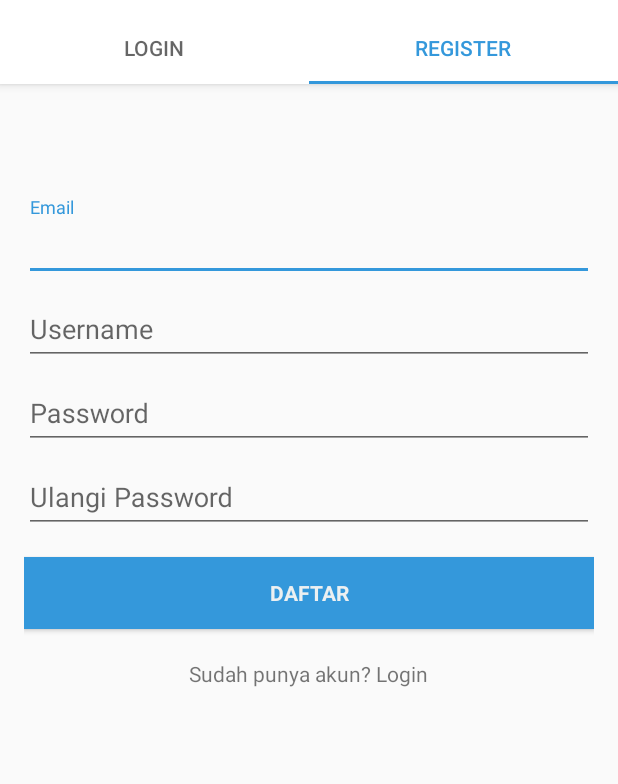
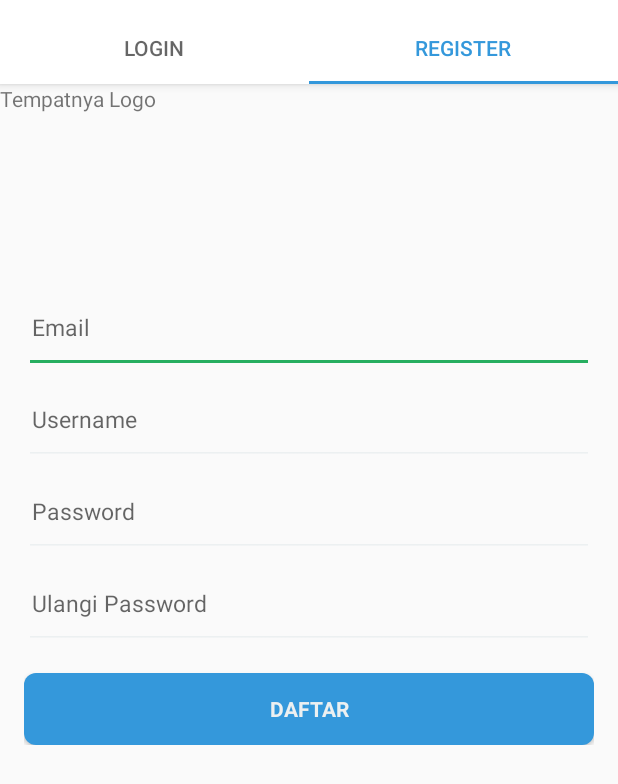
Before and after one commit to rrdea/me-tris, an Android app: the screen it shows after launch (ActivityAuthentication), tab 2 chosen, on a phone screen of 412 x 824 dp. Shown: the top 784 px of the screen. Run offline under Robolectric (Android 15) with nearby library versions, the phone set to English and light mode, and no system bars; our stand-ins replace Firebase (no records; nobody signed in at launch, a user with empty details on screens opened directly).

Commit message:
not much

```diff
--- a/app/src/main/java/com/metris/me_tris/FragmentAuthenication_Login.java
+++ b/app/src/main/java/com/metris/me_tris/FragmentAuthenication_Login.java
@@ -1,8 +1,6 @@
 package com.metris.me_tris;
 
-import android.content.Context;
 import android.content.Intent;
-import android.net.Uri;
 import android.os.Bundle;
 import android.support.annotation.NonNull;
 import android.support.v4.app.Fragment;
@@ -27,7 +25,6 @@ import com.google.firebase.auth.FirebaseUser;
 public class FragmentAuthenication_Login extends Fragment {
     // UI references.
     private FirebaseAuth mAuth;
-    private TextView textViewDaftarAkunbutt;
     private Button buttonLogin;
     private AutoCompleteTextView editTextEmail;
     private EditText editTextPassword;
@@ -42,9 +39,8 @@ public class FragmentAuthenication_Login extends Fragment {
     @Override
     public View onCreateView(LayoutInflater inflater, ViewGroup container,
                              Bundle savedInstanceState) {
-        view = inflater.inflate(R.layout.fragment_fragment_authenication__login, container, false);
+        view = inflater.inflate(R.layout.fragment_authenication__login, container, false);
 
-        textViewDaftarAkunbutt = (TextView) view.findViewById(R.id.textviewLogin_daftar);
         buttonLogin = (Button) view.findViewById(R.id.email_sign_in_button);
         editTextEmail = (AutoCompleteTextView) view.findViewById(R.id.email);
         editTextPassword = (EditText) view.findViewById(R.id.password);
--- a/app/src/main/java/com/metris/me_tris/FragmentAuthentication_Register.java
+++ b/app/src/main/java/com/metris/me_tris/FragmentAuthentication_Register.java
@@ -1,8 +1,6 @@
 package com.metris.me_tris;
 
-import android.content.Context;
 import android.content.Intent;
-import android.net.Uri;
 import android.os.Bundle;
 import android.support.annotation.NonNull;
 import android.support.v4.app.Fragment;
@@ -39,7 +37,6 @@ public class FragmentAuthentication_Register extends Fragment {
     private ProgressBar progressBar;
     private Button buttonDaftar;
 
-    private TextView tvLogin;
     private FirebaseAuth mAuth;
 
     private View view;
@@ -52,25 +49,18 @@ public class FragmentAuthentication_Register extends Fragment {
     public View onCreateView(LayoutInflater inflater, ViewGroup container,
                              Bundle savedInstanceState) {
 
-        view = inflater.inflate(R.layout.fragment_fragment_authentication__register, container, false);
+        view = inflater.inflate(R.layout.fragment_authentication__register, container, false);
 
         editTextEmailView = (AutoCompleteTextView) view.findViewById(R.id.email);
         editTextPasswordView = (EditText) view.findViewById(R.id.password);
         editTextPasswordValidation = (EditText) view.findViewById(R.id.validate_password);
         editTextUsername =(AutoCompleteTextView) view.findViewById(R.id.username);
         buttonDaftar = (Button) view.findViewById(R.id.buton_daftar);
-        tvLogin = view.findViewById(R.id.textviewDaftar_login);
 
         progressBar = view.findViewById(R.id.daftar_progress);
 
         mAuth = FirebaseAuth.getInstance();
 
-        tvLogin.setOnClickListener(new TextView.OnClickListener(){
-            @Override
-            public void onClick(View v) {
-                updateUI();
-            }
-        });
 
         buttonDaftar.setOnClickListener(new Button.OnClickListener(){
             @Override
--- a/app/src/main/res/layout/activity_authentication.xml
+++ b/app/src/main/res/layout/activity_authentication.xml
@@ -1,5 +1,5 @@
 <?xml version="1.0" encoding="utf-8"?>
-<android.support.constraint.ConstraintLayout xmlns:android="http://schemas.android.com/apk/res/android"
+<android.support.design.widget.CoordinatorLayout xmlns:android="http://schemas.android.com/apk/res/android"
     xmlns:app="http://schemas.android.com/apk/res-auto"
     xmlns:tools="http://schemas.android.com/tools"
     android:layout_width="match_parent"
@@ -40,4 +40,4 @@
         android:layout_height="match_parent"
         app:layout_behavior="@string/appbar_scrolling_view_behavior" />
 
-</android.support.constraint.ConstraintLayout>
+</android.support.design.widget.CoordinatorLayout>
--- a/app/src/main/res/layout/fragment_fragment_authentication__register.xml
+++ b/app/src/main/res/layout/fragment_authentication__register.xml
@@ -3,6 +3,7 @@
     xmlns:tools="http://schemas.android.com/tools"
     android:layout_width="match_parent"
     android:layout_height="match_parent"
+    xmlns:app="http://schemas.android.com/apk/res-auto"
     android:gravity="center_horizontal"
     android:orientation="vertical"
     android:paddingBottom="0dp"
@@ -39,7 +40,8 @@
 
             <android.support.design.widget.TextInputLayout
                 android:layout_width="match_parent"
-                android:layout_height="wrap_content">
+                android:layout_height="wrap_content"
+                app:hintEnabled="false">
 
             <AutoCompleteTextView
                     android:id="@+id/email"
@@ -49,20 +51,15 @@
                     android:inputType="textEmailAddress"
                     android:maxLines="1"
                     android:singleLine="true"
-                    android:textColorHint="@color/colorWhite"
-                    />
+                    android:textSize="15dp"
+                    android:theme="@style/EditTextTheme"/>
 
             </android.support.design.widget.TextInputLayout>
 
             <android.support.design.widget.TextInputLayout
                 android:layout_width="match_parent"
-                android:layout_height="wrap_content">
-
-            </android.support.design.widget.TextInputLayout>
-
-            <android.support.design.widget.TextInputLayout
-                android:layout_width="match_parent"
-                android:layout_height="wrap_content">
+                android:layout_height="wrap_content"
+                app:hintEnabled="false">
 
             <AutoCompleteTextView
                     android:id="@+id/username"
@@ -70,14 +67,17 @@
                     android:layout_height="wrap_content"
                     android:hint="@string/prompt_username"
                     android:inputType="textEmailAddress"
+                    android:textSize="15dp"
                     android:maxLines="1"
-                    android:singleLine="true" />
+                    android:singleLine="true"
+                    android:theme="@style/EditTextTheme" />
 
             </android.support.design.widget.TextInputLayout>
 
             <android.support.design.widget.TextInputLayout
                 android:layout_width="match_parent"
-                android:layout_height="wrap_content">
+                android:layout_height="wrap_content"
+                app:hintEnabled="false">
 
             <EditText
                     android:id="@+id/password"
@@ -87,15 +87,18 @@
                     android:imeActionId="6"
                     android:imeActionLabel="@string/action_sign_in_short"
                     android:imeOptions="actionUnspecified"
+                    android:textSize="15dp"
                     android:inputType="textPassword"
                     android:maxLines="1"
-                    android:singleLine="true" />
+                    android:singleLine="true"
+                    android:theme="@style/EditTextTheme"/>
 
             </android.support.design.widget.TextInputLayout>
 
             <android.support.design.widget.TextInputLayout
                 android:layout_width="match_parent"
-                android:layout_height="wrap_content">
+                android:layout_height="wrap_content"
+                app:hintEnabled="false">
 
             <EditText
                     android:id="@+id/validate_password"
@@ -103,12 +106,14 @@
                     android:layout_height="wrap_content"
                     android:hint="@string/prompt_password_ulangi"
                     android:imeActionId="6"
+                    android:textSize="15dp"
                     android:imeActionLabel="@string/action_sign_in_short"
                     android:imeOptions="actionUnspecified"
                     android:inputType="textPassword"
                     android:maxLines="1"
                     android:singleLine="true"
-                    android:shadowColor="@color/colorAccent"/>
+                    android:shadowColor="@color/colorAccent"
+                    android:theme="@style/EditTextTheme"/>
 
             </android.support.design.widget.TextInputLayout>
 
@@ -121,30 +126,9 @@
                 android:layout_marginTop="16dp"
                 android:text="@string/action_daftar"
                 android:textStyle="bold"
-                android:background="@color/colorAccent"
-                android:textColor="@color/colorWhite"/>
+                android:background="@drawable/roundedbutton"
+                android:textColor="@color/colorWhite" />
 
-            <LinearLayout
-                android:layout_width="match_parent"
-                android:layout_height="match_parent"
-                android:orientation="horizontal"
-                android:gravity="center"
-                android:paddingTop="20dp">
-
-                <TextView
-                    android:layout_width="wrap_content"
-                    android:layout_height="match_parent"
-                    android:text="Sudah punya akun? "
-                    />
-
-                <TextView
-                    android:id="@+id/textviewDaftar_login"
-                    android:layout_width="wrap_content"
-                    android:layout_height="match_parent"
-                    android:text="Login"
-                    />
-
-            </LinearLayout>
 
             <ProgressBar
                 android:id="@+id/daftar_progress"
--- a/app/src/main/res/values/colors.xml
+++ b/app/src/main/res/values/colors.xml
@@ -7,4 +7,5 @@
 
     <color name="gray">#4d4d4d</color>
     <color name="white_opaque">#FFFFFFFF</color>
+    <color name="nephritis">#27ae60</color>
 </resources>
--- a/app/src/main/res/values/styles.xml
+++ b/app/src/main/res/values/styles.xml
@@ -21,4 +21,14 @@
 
     <style name="AppTheme.NoActionBar.PopupOverlay" parent="ThemeOverlay.AppCompat.Light" />
 
+    <style name="EditTextTheme" parent="Theme.AppCompat.Light.DarkActionBar">
+        <item name="colorControlNormal">#ecf0f1</item>
+        <item name="colorControlHighlight">#27ae60</item>
+        <item name="colorControlActivated">#27ae60</item>
+        <item name="android:paddingTop">20sp</item>
+        <item name="android:paddingBottom">20sp</item>
+        <item name="android:paddingLeft">5sp</item>
+        <item name="android:textSize">12sp</item>
+    </style>
+
 </resources>
```
Also changed, not shown: app/src/main/java/com/metris/me_tris/ActivityResetPassword.java (deleted, +0 -13 lines), app/src/main/res/layout/activity_reset_password2.xml (deleted, +0 -9 lines), app/src/main/res/layout/fragment_authenication__login.xml (renamed from app/src/main/res/layout/fragment_fragment_authenication__login.xml, +13 -28 lines). Lines whose indentation alone changed are shown as unchanged.
